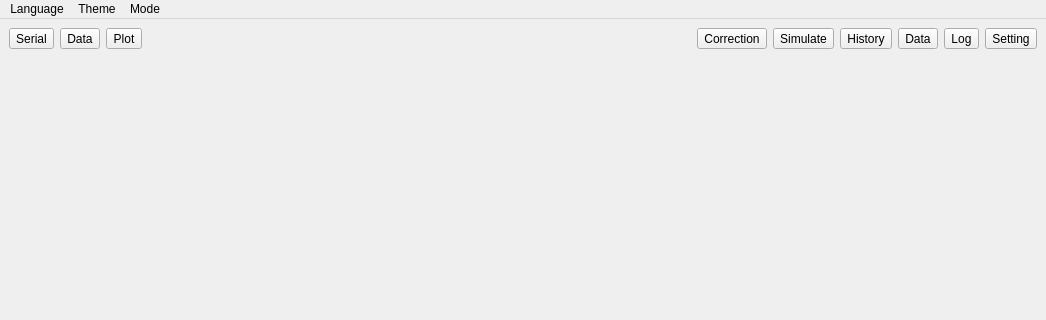
First picture: the form in src/main/mainwindow.ui, repository MRsoymilk/MySerial, before the edit; both pictures show x 0 to 1046 and y 0 to 320 of the 1046 by 713 pixel window.
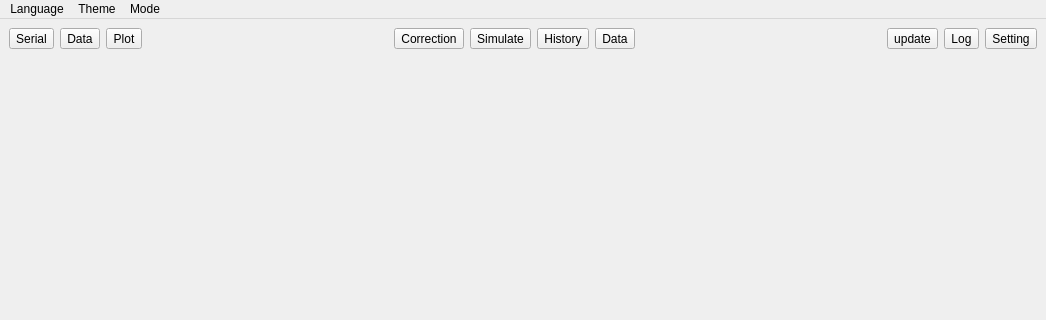
Second picture: the form after the edit.

```diff
--- a/src/main/mainwindow.ui
+++ b/src/main/mainwindow.ui
@@ -98,6 +98,26 @@
             </property>
            </widget>
           </item>
+          <item>
+           <spacer name="horizontalSpacer_2">
+            <property name="orientation">
+             <enum>Qt::Orientation::Horizontal</enum>
+            </property>
+            <property name="sizeHint" stdset="0">
+             <size>
+              <width>40</width>
+              <height>20</height>
+             </size>
+            </property>
+           </spacer>
+          </item>
+          <item>
+           <widget class="QToolButton" name="btnUpdate">
+            <property name="text">
+             <string>update</string>
+            </property>
+           </widget>
+          </item>
           <item>
            <widget class="QToolButton" name="btnLog">
             <property name="text">
```
